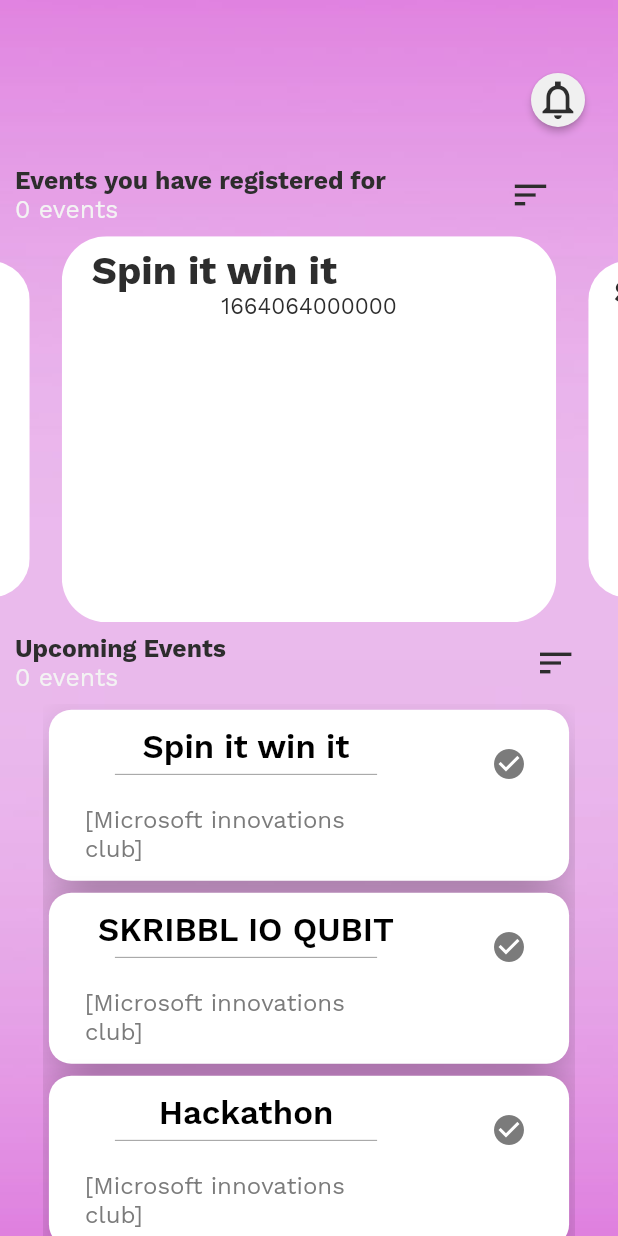
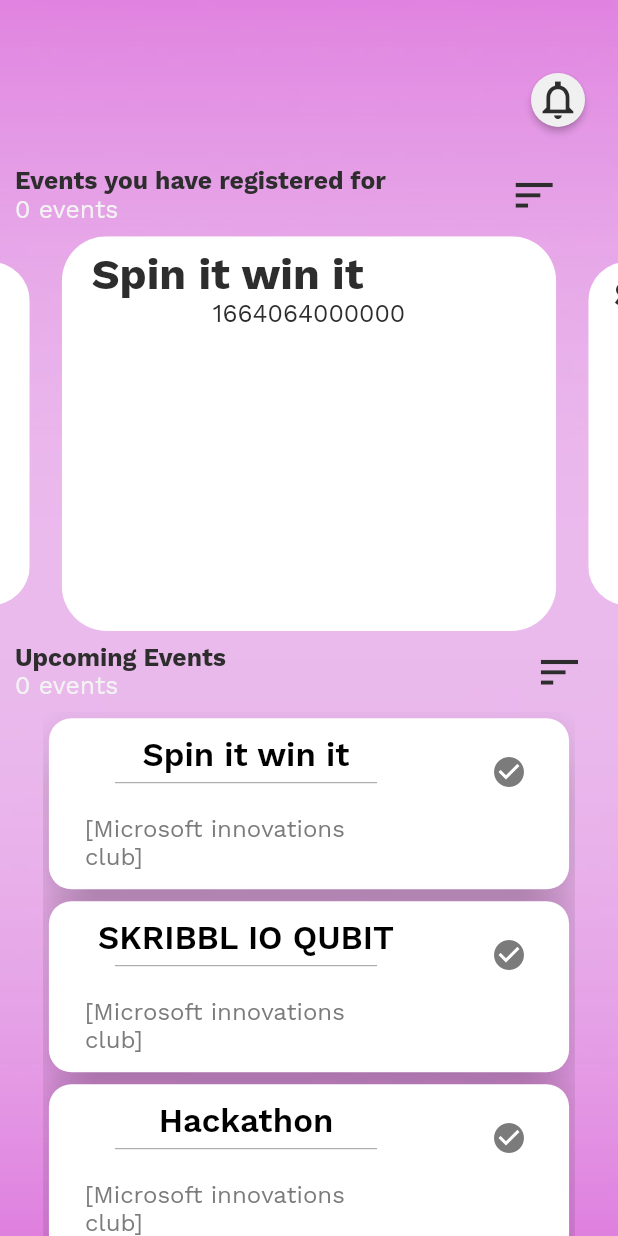
Before and after one commit to micvitc/Events-App, a Flutter app: the HomeScreen screen opened directly with empty values, on a phone screen of 412 x 824 dp. Run offline on Flutter 3.47's test engine with Material 2 defaults, Android fonts, the light colour scheme and no system bars; drawn by our look-alikes of carousel_slider; our stand-ins replace firebase_auth, firebase_core, fluttertoast, google_fonts, google_sign_in; missing offline and left inert: dart:ffi; accounts and stored records are empty.

Commit message:
Update HomeScreen.dart

```diff
--- a/mic_event_notifier/lib/screens/HomeScreen.dart
+++ b/mic_event_notifier/lib/screens/HomeScreen.dart
@@ -203,7 +203,7 @@
                         child: Icon(
                           Icons.sort_sharp,
                           color: bfont,
-                          size: 28,
+                          size: MediaQuery.of(context).size.width * 0.08,
                         ),
                       )
                     ],
@@ -260,7 +260,8 @@
                                                   textAlign: TextAlign.left,
                                                   style: GoogleFonts.workSans(
                                                       color: bfont,
-                                                      fontSize: 26,
+                                                      fontSize:
+                                                        MediaQuery.of(context).size.width * 0.07,
                                                       fontWeight:
                                                           FontWeight.bold),
                                                 ),
@@ -272,7 +273,8 @@
                                               textAlign: TextAlign.left,
                                               style: GoogleFonts.workSans(
                                                 color: bfont,
-                                                fontSize: 15,
+                                                fontSize:
+                                                  MediaQuery.of(context).size.width * 0.04,
                                               ),
                                             ),
                                           ],
@@ -284,7 +286,7 @@
                           ),
                           options: CarouselOptions(
                             autoPlay: true,
-                            aspectRatio: 1.6,
+                            aspectRatio: MediaQuery.of(context).size.height * 0.0019,
                             enableInfiniteScroll: true,
                             enlargeCenterPage: true,
                           ),
@@ -326,7 +328,7 @@
                         child: Icon(
                           Icons.sort_sharp,
                           color: bfont,
-                          size: 28,
+                          size: MediaQuery.of(context).size.width * 0.08,
                         ),
                       )
                     ],
```
